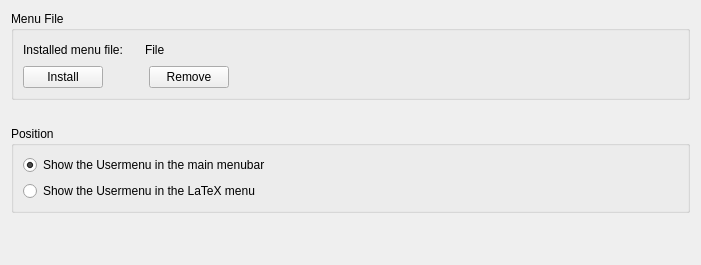
KDE/kile, file src/widgets/usermenuconfigwidget.ui: the form before one commit.
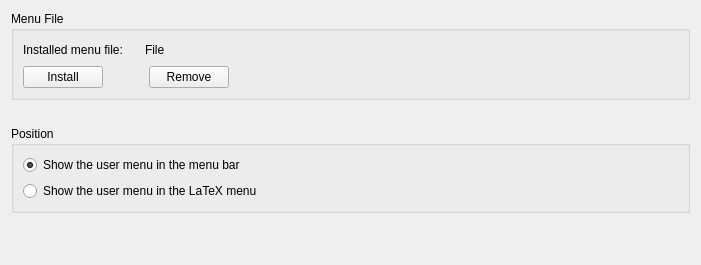
The form after the commit. Custom widgets are drawn as their Qt base class.

Commit message:
Make the internal naming scheme of the user menu more consistent by removing the string 'LaTeX' in all of its variations
For instance, 'LatexUserMenu' simply becomes 'UserMenu' now.

The edit to the form file:
```diff
--- a/src/widgets/usermenuconfigwidget.ui
+++ b/src/widgets/usermenuconfigwidget.ui
@@ -177,7 +177,7 @@
          </sizepolicy>
         </property>
         <property name="text">
-         <string>Show the Usermenu in the main menubar</string>
+         <string>Show the user menu in the menu bar</string>
         </property>
         <property name="checked">
          <bool>true</bool>
@@ -193,7 +193,7 @@
          </sizepolicy>
         </property>
         <property name="text">
-         <string>Show the Usermenu in the LaTeX menu</string>
+         <string>Show the user menu in the LaTeX menu</string>
         </property>
        </widget>
       </item>
```
The commit also changes 37 other files.
